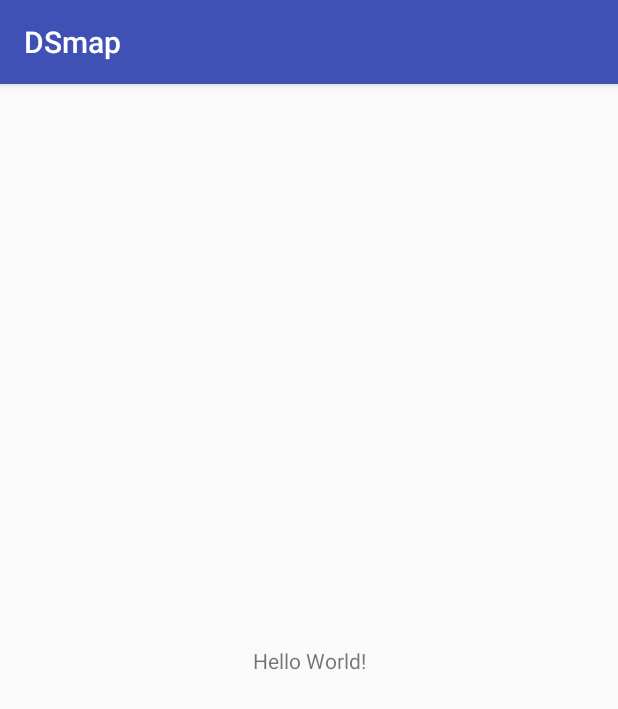
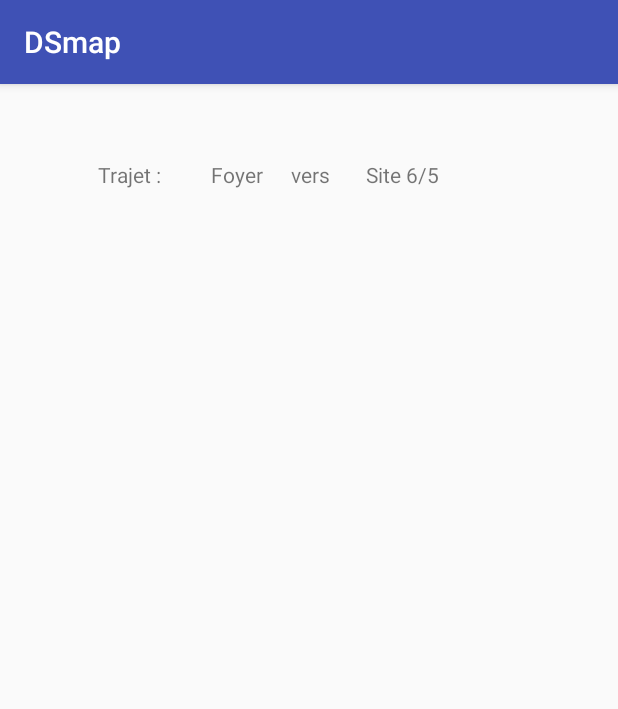
Before and after one commit to catherinegivel/DSmap, an Android app: the screen it shows after launch (MainActivity), on a phone screen of 412 x 824 dp. Shown: the top 709 px of the screen. Run offline under Robolectric (Android 15) with nearby library versions, the phone set to English and light mode, and no system bars.

Commit message:
Texte du trajet

```diff
--- /dev/null
+++ b/app/src/main/java/fr/givel/catherine/dsmap/Coordonnees.java
@@ -0,0 +1,30 @@
+package fr.givel.catherine.dsmap;
+
+/**
+ * Created by catherine on 23/04/17.
+ */
+
+public class Coordonnees {
+    private String nom;
+    private double latitude;
+    private double longitude;
+
+    public Coordonnees(String n, double la, double lo) {
+        nom = n;
+        latitude = la;
+        longitude = lo;
+    }
+
+    public String getNom() {
+        return nom;
+    }
+
+    public double getLatitude() {
+        return latitude;
+    }
+
+    public double getLongitude (){
+        return longitude;
+    }
+
+}
--- a/app/src/main/java/fr/givel/catherine/dsmap/MainActivity.java
+++ b/app/src/main/java/fr/givel/catherine/dsmap/MainActivity.java
@@ -2,6 +2,10 @@ package fr.givel.catherine.dsmap;
 
 import android.support.v7.app.AppCompatActivity;
 import android.os.Bundle;
+import android.widget.TextView;
+
+import java.util.ArrayList;
+import java.util.List;
 
 public class MainActivity extends AppCompatActivity {
 
@@ -9,5 +13,27 @@ public class MainActivity extends AppCompatActivity {
     protected void onCreate(Bundle savedInstanceState) {
         super.onCreate(savedInstanceState);
         setContentView(R.layout.activity_main);
+
+        // Créer la liste
+        List<Coordonnees> list = new ArrayList<>();
+
+        list.add(new Coordonnees("Accueil", 1,1));
+        list.add(new Coordonnees("Foyer", 2,1));
+        list.add(new Coordonnees("Site 6/5", 3,4));
+
+        // Créer les objets Depart et Arrivee
+
+        Coordonnees Depart = list.get(1);
+        Coordonnees Arrivee = list.get(2);
+
+        // Afficher le texte sur mon interface
+
+        TextView depart = (TextView) findViewById(R.id.depart);
+        depart.setText(Depart.getNom());
+
+        TextView textView3 = (TextView) findViewById(R.id.textView3);
+        textView3.setText(Arrivee.getNom());
+
     }
+
 }
--- a/app/src/main/res/layout/activity_main.xml
+++ b/app/src/main/res/layout/activity_main.xml
@@ -7,12 +7,67 @@
     tools:context="fr.givel.catherine.dsmap.MainActivity">
 
     <TextView
-        android:layout_width="wrap_content"
-        android:layout_height="wrap_content"
-        android:text="Hello World!"
+        android:id="@+id/textView4"
+        android:layout_width="30dp"
+        android:layout_height="20dp"
+        android:layout_marginBottom="8dp"
+        android:layout_marginLeft="8dp"
+        android:layout_marginRight="8dp"
+        android:layout_marginTop="8dp"
+        android:text="@string/to"
         app:layout_constraintBottom_toBottomOf="parent"
+        app:layout_constraintHorizontal_bias="0.508"
         app:layout_constraintLeft_toLeftOf="parent"
         app:layout_constraintRight_toRightOf="parent"
-        app:layout_constraintTop_toTopOf="parent" />
+        app:layout_constraintTop_toTopOf="parent"
+        app:layout_constraintVertical_bias="0.058" />
+
+    <TextView
+        android:id="@+id/textView3"
+        android:layout_width="50dp"
+        android:layout_height="20dp"
+        android:text="Arrivée"
+        app:layout_constraintTop_toTopOf="parent"
+        android:layout_marginTop="8dp"
+        app:layout_constraintBottom_toBottomOf="parent"
+        android:layout_marginBottom="8dp"
+        android:layout_marginRight="8dp"
+        app:layout_constraintRight_toRightOf="parent"
+        android:layout_marginLeft="8dp"
+        app:layout_constraintLeft_toLeftOf="parent"
+        app:layout_constraintHorizontal_bias="0.682"
+        app:layout_constraintVertical_bias="0.058" />
+
+    <TextView
+        android:id="@+id/depart"
+        android:layout_width="50dp"
+        android:layout_height="20dp"
+        android:text="Départ"
+        app:layout_constraintBottom_toBottomOf="parent"
+        android:layout_marginBottom="8dp"
+        app:layout_constraintTop_toTopOf="parent"
+        android:layout_marginTop="8dp"
+        android:layout_marginLeft="8dp"
+        app:layout_constraintLeft_toLeftOf="parent"
+        android:layout_marginRight="8dp"
+        app:layout_constraintRight_toRightOf="parent"
+        app:layout_constraintHorizontal_bias="0.383"
+        app:layout_constraintVertical_bias="0.058" />
+
+    <TextView
+        android:id="@+id/textView"
+        android:layout_width="50dp"
+        android:layout_height="20dp"
+        android:text="Trajet :"
+        app:layout_constraintBottom_toBottomOf="parent"
+        android:layout_marginBottom="8dp"
+        app:layout_constraintTop_toTopOf="parent"
+        android:layout_marginTop="8dp"
+        android:layout_marginLeft="8dp"
+        app:layout_constraintLeft_toLeftOf="parent"
+        android:layout_marginRight="8dp"
+        app:layout_constraintRight_toRightOf="parent"
+        app:layout_constraintHorizontal_bias="0.166"
+        app:layout_constraintVertical_bias="0.058" />
 
 </android.support.constraint.ConstraintLayout>
--- a/app/src/main/res/values/strings.xml
+++ b/app/src/main/res/values/strings.xml
@@ -1,3 +1,4 @@
 <resources>
     <string name="app_name">DSmap</string>
+    <string name="to">vers</string>
 </resources>
```
